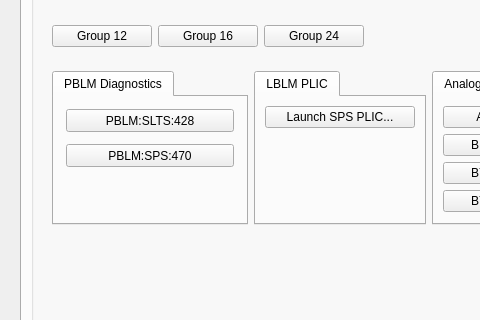
This is spr_main.ui in ad-build-test/pydm-mps as Qt 5 draws it before an edit; both pictures show x 0 to 480 and y 284 to 604 of the 1191 by 700 pixel window. The edited form follows.
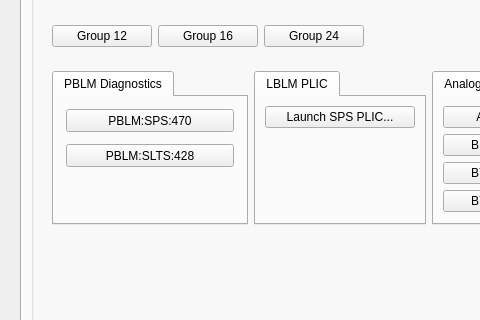
This is the edited form. The open tabs and pages were chosen to show the change. Custom widgets are drawn as their Qt base class.

Commit message: Switching order of some PBLMs in SPS

The edit to the form file:
```diff
--- a/spr_main.ui
+++ b/spr_main.ui
@@ -707,74 +707,6 @@
                     <string>PBLM Diagnostics</string>
                    </attribute>
                    <layout class="QGridLayout" name="gridLayout_17">
-                    <item row="0" column="0">
-                     <widget class="PyDMFrame" name="PyDMFrame_2">
-                      <property name="minimumSize">
-                       <size>
-                        <width>174</width>
-                        <height>29</height>
-                       </size>
-                      </property>
-                      <property name="maximumSize">
-                       <size>
-                        <width>174</width>
-                        <height>29</height>
-                       </size>
-                      </property>
-                      <property name="toolTip">
-                       <string/>
-                      </property>
-                      <property name="alarmSensitiveBorder" stdset="0">
-                       <bool>true</bool>
-                      </property>
-                      <property name="channel" stdset="0">
-                       <string>PBLM:SLTS:428:UP_TIME_SECSUM</string>
-                      </property>
-                      <widget class="PyDMEDMDisplayButton" name="PyDMEDMDisplayButton_6">
-                       <property name="geometry">
-                        <rect>
-                         <x>3</x>
-                         <y>3</y>
-                         <width>168</width>
-                         <height>23</height>
-                        </rect>
-                       </property>
-                       <property name="minimumSize">
-                        <size>
-                         <width>150</width>
-                         <height>20</height>
-                        </size>
-                       </property>
-                       <property name="toolTip">
-                        <string/>
-                       </property>
-                       <property name="text">
-                        <string>PBLM:SLTS:428</string>
-                       </property>
-                       <property name="filenames" stdset="0">
-                        <stringlist>
-                         <string>$EDM/bcs/bcs_pblm_status.edl</string>
-                        </stringlist>
-                       </property>
-                       <property name="titles" stdset="0">
-                        <stringlist>
-                         <string></string>
-                        </stringlist>
-                       </property>
-                       <property name="showIcon" stdset="0">
-                        <bool>false</bool>
-                       </property>
-                       <property name="macros" stdset="0">
-                        <stringlist>
-                         <string>BLM=PBLM:SLTS:428</string>
-                        </stringlist>
-                       </property>
-                       <property name="openInNewWindow" stdset="0">
-                        <bool>true</bool>
-                       </property>
-                      </widget>
-                     </widget>
-                    </item>
                     <item row="1" column="0">
                      <widget class="PyDMFrame" name="PyDMFrame_3">
                       <property name="minimumSize">
@@ -843,7 +775,7 @@
                       </widget>
                      </widget>
                     </item>
-                    <item row="2" column="0">
+                    <item row="3" column="0">
                      <spacer name="verticalSpacer_9">
                       <property name="orientation">
                        <enum>Qt::Vertical</enum>
@@ -856,6 +788,74 @@
                       </property>
                      </spacer>
                     </item>
+                    <item row="2" column="0">
+                     <widget class="PyDMFrame" name="PyDMFrame_2">
+                      <property name="minimumSize">
+                       <size>
+                        <width>174</width>
+                        <height>29</height>
+                       </size>
+                      </property>
+                      <property name="maximumSize">
+                       <size>
+                        <width>174</width>
+                        <height>29</height>
+                       </size>
+                      </property>
+                      <property name="toolTip">
+                       <string/>
+                      </property>
+                      <property name="alarmSensitiveBorder" stdset="0">
+                       <bool>true</bool>
+                      </property>
+                      <property name="channel" stdset="0">
+                       <string>PBLM:SLTS:428:UP_TIME_SECSUM</string>
+                      </property>
+                      <widget class="PyDMEDMDisplayButton" name="PyDMEDMDisplayButton_6">
+                       <property name="geometry">
+                        <rect>
+                         <x>3</x>
+                         <y>3</y>
+                         <width>168</width>
+                         <height>23</height>
+                        </rect>
+                       </property>
+                       <property name="minimumSize">
+                        <size>
+                         <width>150</width>
+                         <height>20</height>
+                        </size>
+                       </property>
+                       <property name="toolTip">
+                        <string/>
+                       </property>
+                       <property name="text">
+                        <string>PBLM:SLTS:428</string>
+                       </property>
+                       <property name="filenames" stdset="0">
+                        <stringlist>
+                         <string>$EDM/bcs/bcs_pblm_status.edl</string>
+                        </stringlist>
+                       </property>
+                       <property name="titles" stdset="0">
+                        <stringlist>
+                         <string></string>
+                        </stringlist>
+                       </property>
+                       <property name="showIcon" stdset="0">
+                        <bool>false</bool>
+                       </property>
+                       <property name="macros" stdset="0">
+                        <stringlist>
+                         <string>BLM=PBLM:SLTS:428</string>
+                        </stringlist>
+                       </property>
+                       <property name="openInNewWindow" stdset="0">
+                        <bool>true</bool>
+                       </property>
+                      </widget>
+                     </widget>
+                    </item>
                    </layout>
                   </widget>
                  </widget>
```
Left out of the diff: 30 changed lines with no effect on the pictures.
